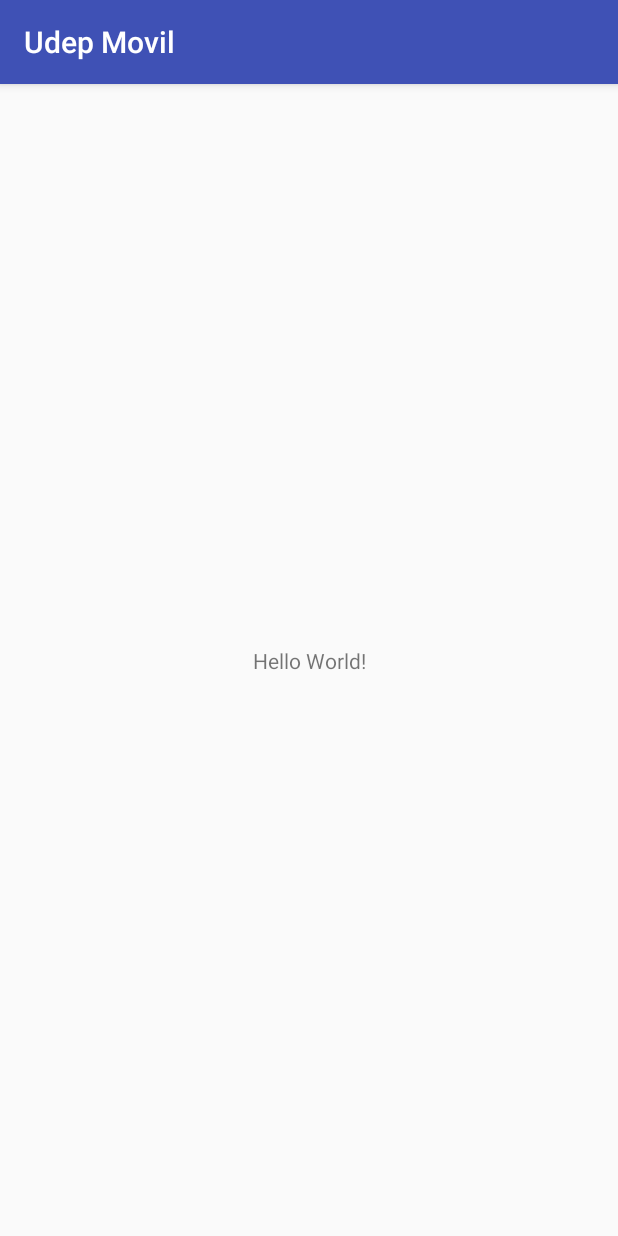
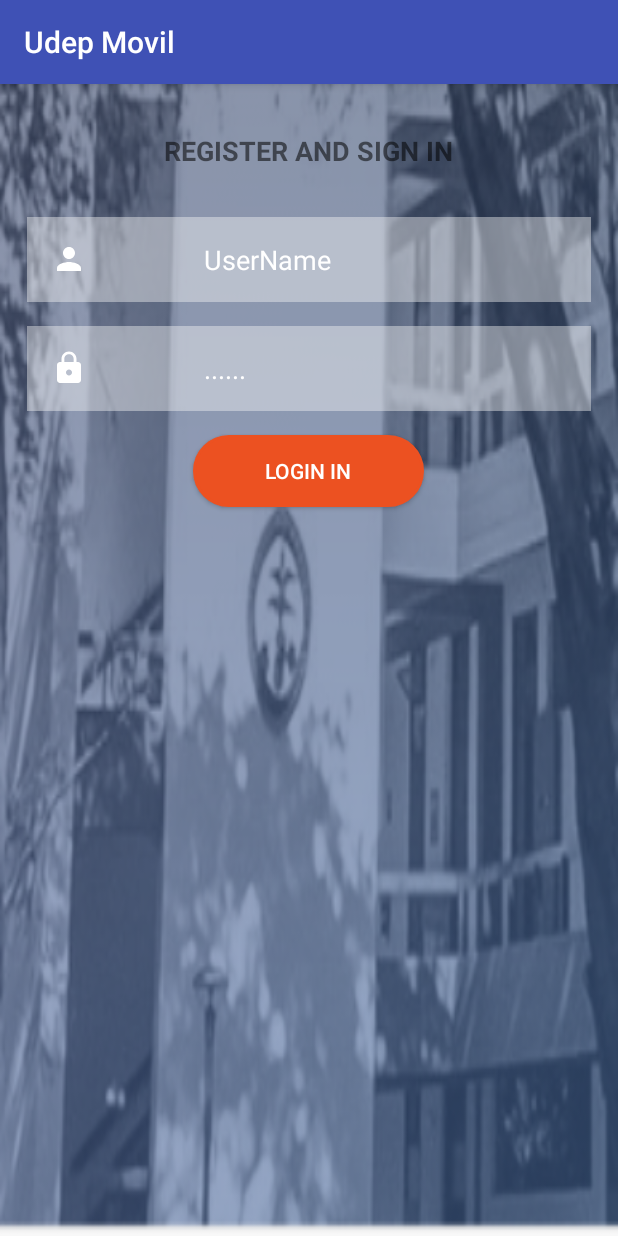
Before and after one commit to andysanti/UdepBetaMovilT, an Android app: the screen it shows after launch (LoginActivity), on a phone screen of 412 x 824 dp. Run offline under Robolectric (Android 15) with nearby library versions, the phone set to English and light mode, and no system bars.

Commit message:
Añadiendo ventana Login

```diff
--- /dev/null
+++ b/app/src/main/res/drawable/background_login_two.xml
@@ -0,0 +1,18 @@
+<?xml version="1.0" encoding="utf-8"?>
+<shape
+    xmlns:android="http://schemas.android.com/apk/res/android">
+    <stroke
+        android:width="2dp"
+        android:color="#ec5121"/>
+    <corners
+        android:radius="25dp" />
+
+    <padding
+        android:left="2dp"
+        android:right="2dp"
+        android:top="2dp"
+        android:bottom="2dp"/>
+
+    <solid android:color="#ec5121"/>
+
+</shape>
--- /dev/null
+++ b/app/src/main/res/drawable/ic_lock_white_24dp.xml
@@ -0,0 +1,4 @@
+<?xml version="1.0" encoding="UTF-8" standalone="no"?>
+<vector xmlns:android="http://schemas.android.com/apk/res/android" android:height="24dp" android:viewportHeight="24.0" android:viewportWidth="24.0" android:width="24dp">
+    <path android:fillColor="#FFFFFF" android:pathData="M18,8h-1L17,6c0,-2.76 -2.24,-5 -5,-5S7,3.24 7,6v2L6,8c-1.1,0 -2,0.9 -2,2v10c0,1.1 0.9,2 2,2h12c1.1,0 2,-0.9 2,-2L20,10c0,-1.1 -0.9,-2 -2,-2zM12,17c-1.1,0 -2,-0.9 -2,-2s0.9,-2 2,-2 2,0.9 2,2 -0.9,2 -2,2zM15.1,8L8.9,8L8.9,6c0,-1.71 1.39,-3.1 3.1,-3.1 1.71,0 3.1,1.39 3.1,3.1v2z"/>
+</vector>
--- /dev/null
+++ b/app/src/main/res/drawable/ic_person_outline_red_400_24dp.xml
@@ -0,0 +1,4 @@
+<?xml version="1.0" encoding="UTF-8" standalone="no"?>
+<vector xmlns:android="http://schemas.android.com/apk/res/android" android:height="24dp" android:viewportHeight="24.0" android:viewportWidth="24.0" android:width="24dp">
+    <path android:fillColor="#EF5350" android:pathData="M12,5.9c1.16,0 2.1,0.94 2.1,2.1s-0.94,2.1 -2.1,2.1S9.9,9.16 9.9,8s0.94,-2.1 2.1,-2.1m0,9c2.97,0 6.1,1.46 6.1,2.1v1.1L5.9,18.1L5.9,17c0,-0.64 3.13,-2.1 6.1,-2.1M12,4C9.79,4 8,5.79 8,8s1.79,4 4,4 4,-1.79 4,-4 -1.79,-4 -4,-4zM12,13c-2.67,0 -8,1.34 -8,4v3h16v-3c0,-2.66 -5.33,-4 -8,-4z"/>
+</vector>
--- /dev/null
+++ b/app/src/main/res/drawable/ic_person_white_24dp.xml
@@ -0,0 +1,4 @@
+<?xml version="1.0" encoding="UTF-8" standalone="no"?>
+<vector xmlns:android="http://schemas.android.com/apk/res/android" android:height="24dp" android:viewportHeight="24.0" android:viewportWidth="24.0" android:width="24dp">
+    <path android:fillColor="#FFFFFF" android:pathData="M12,12c2.21,0 4,-1.79 4,-4s-1.79,-4 -4,-4 -4,1.79 -4,4 1.79,4 4,4zM12,14c-2.67,0 -8,1.34 -8,4v2h16v-2c0,-2.66 -5.33,-4 -8,-4z"/>
+</vector>
--- a/app/src/main/res/layout/activity_login.xml
+++ b/app/src/main/res/layout/activity_login.xml
@@ -1,18 +1,62 @@
 <?xml version="1.0" encoding="utf-8"?>
-<android.support.constraint.ConstraintLayout xmlns:android="http://schemas.android.com/apk/res/android"
-    xmlns:app="http://schemas.android.com/apk/res-auto"
-    xmlns:tools="http://schemas.android.com/tools"
+<LinearLayout xmlns:android="http://schemas.android.com/apk/res/android"
+    android:orientation="vertical"
     android:layout_width="match_parent"
     android:layout_height="match_parent"
-    tools:context=".LoginActivity">
+    android:paddingBottom="@dimen/activity_vertical_margin"
+    android:paddingLeft="18dp"
+    android:paddingRight="18dp"
+    android:paddingTop="@dimen/activity_vertical_margin"
+    android:background="@drawable/background_login">
 
     <TextView
         android:layout_width="wrap_content"
         android:layout_height="wrap_content"
-        android:text="Hello World!"
-        app:layout_constraintBottom_toBottomOf="parent"
-        app:layout_constraintLeft_toLeftOf="parent"
-        app:layout_constraintRight_toRightOf="parent"
-        app:layout_constraintTop_toTopOf="parent" />
+        android:text="Register and Sign in"
+        android:textAllCaps="true"
+        android:textStyle="bold"
+        android:textSize="18sp"
+        android:padding="16dp"
+        android:layout_gravity="center_horizontal"/>
 
-</android.support.constraint.ConstraintLayout>
+    <EditText
+        android:layout_width="match_parent"
+        android:layout_height="wrap_content"
+        android:layout_marginTop="16dp"
+        android:padding="16dp"
+        android:ems="1"
+        android:inputType="textEmailAddress"
+        android:hint="UserName"
+        android:background="#6ef4f4f4"
+        android:drawablePadding="78dp"
+        android:textColorHint="#fff"
+        android:drawableLeft="@drawable/ic_person_white_24dp"
+        />
+
+    <EditText
+        android:layout_width="match_parent"
+        android:layout_height="wrap_content"
+        android:layout_marginTop="16dp"
+        android:padding="16dp"
+        android:ems="1"
+        android:inputType="textPassword"
+        android:hint="......"
+        android:textColorHint="#fff"
+        android:background="#6ef4f4f4"
+        android:drawablePadding="78dp"
+        android:drawableLeft="@drawable/ic_lock_white_24dp"
+        />
+
+    <Button
+        android:layout_width="wrap_content"
+        android:layout_height="wrap_content"
+        android:layout_gravity="center_horizontal"
+        android:text="Login in"
+        android:textAllCaps="true"
+        android:textColor="#fff"
+        android:background="@drawable/background_login_two"
+        android:paddingLeft="48dp"
+        android:paddingRight="48dp"
+        android:layout_marginTop="16dp"
+        />
+</LinearLayout>
--- a/app/src/main/res/values/styles.xml
+++ b/app/src/main/res/values/styles.xml
@@ -6,6 +6,7 @@
         <item name="colorPrimary">@color/colorPrimary</item>
         <item name="colorPrimaryDark">@color/colorPrimaryDark</item>
         <item name="colorAccent">@color/colorAccent</item>
+        <item name="android:colorForeground">@color/foreground_material_light</item>
     </style>
 
 </resources>
```
Also changed, not shown: app/src/main/res/values/colors.xml (+68 -0 lines), app/src/main/res/values/dimens.xml (added, +30 -0 lines), app/src/main/res/drawable/background_login.png (added).
